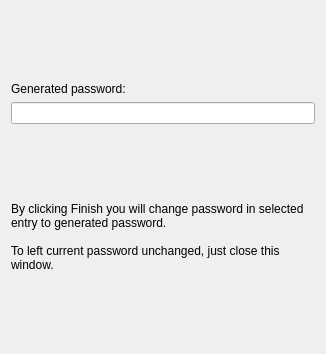
Before: the Qt Designer form dialogs/PasswordGeneratorDialogPage3.ui in veaceslav/qpass-qt5, drawn with Qt 5.
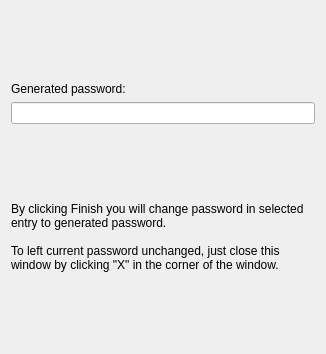
After: the same form once the commit is applied.

Commit message: Modified description in README

The edit to the form file:
```diff
--- a/dialogs/PasswordGeneratorDialogPage3.ui
+++ b/dialogs/PasswordGeneratorDialogPage3.ui
@@ -59,7 +59,7 @@
      <property name="text">
       <string>By clicking Finish you will change password in selected entry to generated password.
 
-To left current password unchanged, just close this window. </string>
+To left current password unchanged, just close this window by clicking &quot;X&quot; in the corner of the window. </string>
      </property>
      <property name="wordWrap">
       <bool>true</bool>
```
The commit also changes 1 other file.
